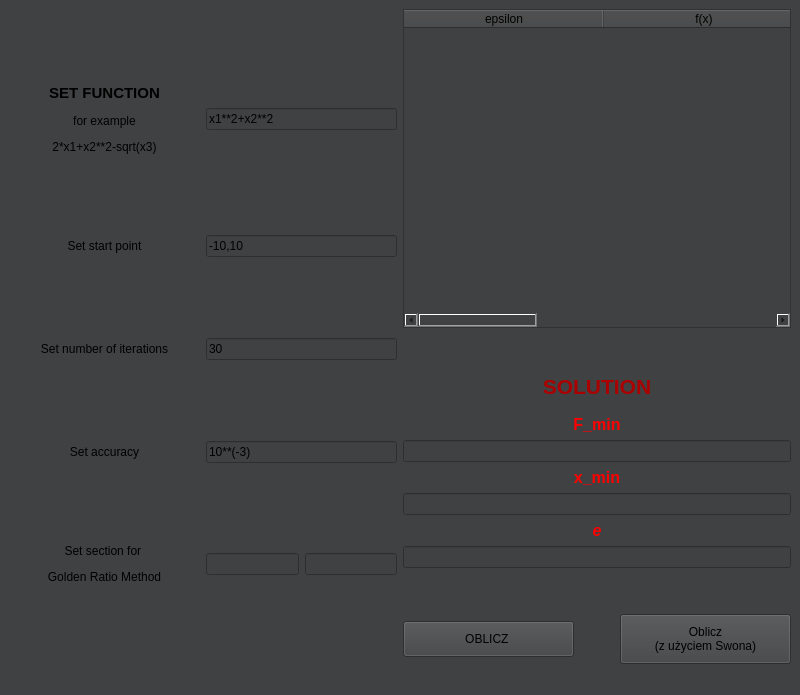
This is form.ui in EmKalin/timo as Qt 5 draws it before an edit. The edited form follows.
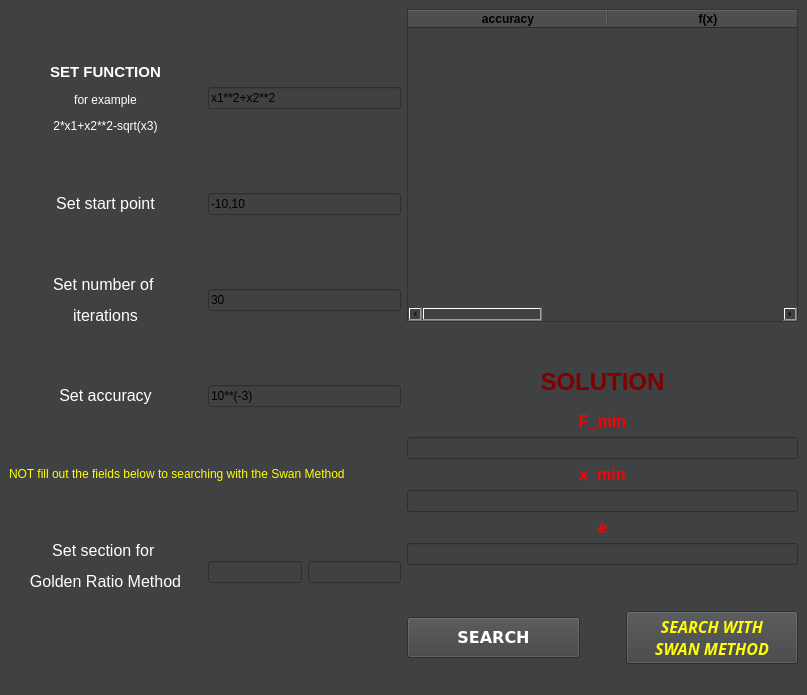
This is the edited form.

```diff
--- a/form.ui
+++ b/form.ui
@@ -6,7 +6,7 @@
    <rect>
     <x>0</x>
     <y>0</y>
-    <width>800</width>
+    <width>807</width>
     <height>695</height>
    </rect>
   </property>
@@ -24,6 +24,178 @@
   </property>
   <widget class="QWidget" name="centralwidget">
    <layout class="QGridLayout" name="gridLayout">
+    <item row="0" column="2">
+     <layout class="QVBoxLayout" name="InputSection">
+      <item>
+       <layout class="QHBoxLayout" name="functionLayout">
+        <item>
+         <widget class="QLabel" name="label_5">
+          <property name="text">
+           <string>&lt;html&gt;&lt;head/&gt;&lt;body&gt;&lt;p&gt;&lt;span style=&quot; font-size:11pt; font-weight:600; color:#ffffff;&quot;&gt;SET FUNCTION&lt;/span&gt;&lt;/p&gt;&lt;p&gt;&lt;span style=&quot; color:#ffffff;&quot;&gt;for example&lt;/span&gt;&lt;/p&gt;&lt;p&gt;&lt;span style=&quot; color:#ffffff;&quot;&gt;2*x1+x2**2-sqrt(x3)&lt;/span&gt;&lt;/p&gt;&lt;/body&gt;&lt;/html&gt;</string>
+          </property>
+          <property name="alignment">
+           <set>Qt::AlignCenter</set>
+          </property>
+         </widget>
+        </item>
+        <item>
+         <widget class="QLineEdit" name="function">
+          <property name="sizePolicy">
+           <sizepolicy hsizetype="Minimum" vsizetype="Maximum">
+            <horstretch>0</horstretch>
+            <verstretch>0</verstretch>
+           </sizepolicy>
+          </property>
+          <property name="maximumSize">
+           <size>
+            <width>16777215</width>
+            <height>16777215</height>
+           </size>
+          </property>
+          <property name="text">
+           <string>x1**2+x2**2</string>
+          </property>
+         </widget>
+        </item>
+       </layout>
+      </item>
+      <item>
+       <layout class="QHBoxLayout" name="startPointLayout">
+        <item>
+         <widget class="QLabel" name="label">
+          <property name="layoutDirection">
+           <enum>Qt::LeftToRight</enum>
+          </property>
+          <property name="text">
+           <string>&lt;html&gt;&lt;head/&gt;&lt;body&gt;&lt;p&gt;&lt;span style=&quot; font-size:12pt; color:#ffffff;&quot;&gt;Set start point&lt;/span&gt;&lt;/p&gt;&lt;/body&gt;&lt;/html&gt;</string>
+          </property>
+          <property name="alignment">
+           <set>Qt::AlignCenter</set>
+          </property>
+         </widget>
+        </item>
+        <item>
+         <widget class="QLineEdit" name="startPoint">
+          <property name="sizePolicy">
+           <sizepolicy hsizetype="Minimum" vsizetype="Fixed">
+            <horstretch>0</horstretch>
+            <verstretch>0</verstretch>
+           </sizepolicy>
+          </property>
+          <property name="text">
+           <string>-10,10</string>
+          </property>
+         </widget>
+        </item>
+       </layout>
+      </item>
+      <item>
+       <layout class="QHBoxLayout" name="iterationLayout">
+        <item>
+         <widget class="QLabel" name="label_2">
+          <property name="text">
+           <string>&lt;html&gt;&lt;head/&gt;&lt;body&gt;&lt;p&gt;&lt;span style=&quot; font-size:12pt; color:#ffffff;&quot;&gt;Set number of &lt;/span&gt;&lt;/p&gt;&lt;p&gt;&lt;span style=&quot; font-size:12pt; color:#ffffff;&quot;&gt;iterations&lt;/span&gt;&lt;/p&gt;&lt;/body&gt;&lt;/html&gt;</string>
+          </property>
+          <property name="alignment">
+           <set>Qt::AlignCenter</set>
+          </property>
+         </widget>
+        </item>
+        <item>
+         <widget class="QLineEdit" name="iteration">
+          <property name="sizePolicy">
+           <sizepolicy hsizetype="Minimum" vsizetype="Fixed">
+            <horstretch>0</horstretch>
+            <verstretch>0</verstretch>
+           </sizepolicy>
+          </property>
+          <property name="text">
+           <string>30</string>
+          </property>
+         </widget>
+        </item>
+       </layout>
+      </item>
+      <item>
+       <layout class="QHBoxLayout" name="accuracyLayout">
+        <item>
+         <widget class="QLabel" name="label_3">
+          <property name="text">
+           <string>&lt;html&gt;&lt;head/&gt;&lt;body&gt;&lt;p&gt;&lt;span style=&quot; font-size:12pt; color:#ffffff;&quot;&gt;Set accuracy&lt;/span&gt;&lt;/p&gt;&lt;/body&gt;&lt;/html&gt;</string>
+          </property>
+          <property name="alignment">
+           <set>Qt::AlignCenter</set>
+          </property>
+         </widget>
+        </item>
+        <item>
+         <widget class="QLineEdit" name="accuracy">
+          <property name="sizePolicy">
+           <sizepolicy hsizetype="Minimum" vsizetype="Fixed">
+            <horstretch>0</horstretch>
+            <verstretch>0</verstretch>
+           </sizepolicy>
+          </property>
+          <property name="text">
+           <string>10**(-3)</string>
+          </property>
+         </widget>
+        </item>
+       </layout>
+      </item>
+      <item>
+       <widget class="QLabel" name="label_9">
+        <property name="sizePolicy">
+         <sizepolicy hsizetype="Preferred" vsizetype="Fixed">
+          <horstretch>0</horstretch>
+          <verstretch>0</verstretch>
+         </sizepolicy>
+        </property>
+        <property name="text">
+         <string>&lt;html&gt;&lt;head/&gt;&lt;body&gt;&lt;p&gt;&lt;span style=&quot; color:#ffff00;&quot;&gt;NOT fill out the fields below to searching with the Swan Method&lt;/span&gt;&lt;/p&gt;&lt;/body&gt;&lt;/html&gt;</string>
+        </property>
+       </widget>
+      </item>
+      <item>
+       <layout class="QHBoxLayout" name="sectionLayout">
+        <item>
+         <widget class="QLabel" name="label_4">
+          <property name="text">
+           <string>&lt;html&gt;&lt;head/&gt;&lt;body&gt;&lt;p&gt;&lt;span style=&quot; font-size:12pt; color:#ffffff;&quot;&gt;Set section for &lt;/span&gt;&lt;/p&gt;&lt;p&gt;&lt;span style=&quot; font-size:12pt; color:#ffffff;&quot;&gt;Golden Ratio Method&lt;/span&gt;&lt;br/&gt;&lt;/p&gt;&lt;/body&gt;&lt;/html&gt;</string>
+          </property>
+          <property name="alignment">
+           <set>Qt::AlignCenter</set>
+          </property>
+         </widget>
+        </item>
+        <item>
+         <layout class="QHBoxLayout" name="horizontalLayout_3">
+          <item>
+           <widget class="QLineEdit" name="sectionA">
+            <property name="sizePolicy">
+             <sizepolicy hsizetype="Ignored" vsizetype="Fixed">
+              <horstretch>0</horstretch>
+              <verstretch>0</verstretch>
+             </sizepolicy>
+            </property>
+           </widget>
+          </item>
+          <item>
+           <widget class="QLineEdit" name="sectionB">
+            <property name="sizePolicy">
+             <sizepolicy hsizetype="Ignored" vsizetype="Fixed">
+              <horstretch>0</horstretch>
+              <verstretch>0</verstretch>
+             </sizepolicy>
+            </property>
+           </widget>
+          </item>
+         </layout>
+        </item>
+       </layout>
+      </item>
+     </layout>
+    </item>
     <item row="0" column="3">
      <layout class="QVBoxLayout" name="solutionSection">
       <item>
@@ -36,6 +208,11 @@
             <verstretch>0</verstretch>
            </sizepolicy>
           </property>
+          <property name="styleSheet">
+           <string notr="true">border-color: rgb(170, 0, 0);
+gridline-color: rgb(170, 0, 0);
+</string>
+          </property>
           <property name="verticalScrollBarPolicy">
            <enum>Qt::ScrollBarAsNeeded</enum>
           </property>
@@ -54,6 +231,9 @@
           <property name="defaultDropAction">
            <enum>Qt::IgnoreAction</enum>
           </property>
+          <property name="alternatingRowColors">
+           <bool>false</bool>
+          </property>
           <property name="horizontalScrollMode">
            <enum>QAbstractItemView::ScrollPerItem</enum>
           </property>
@@ -80,18 +260,36 @@
           </attribute>
           <column>
            <property name="text">
-            <string>epsilon</string>
+            <string>accuracy</string>
+           </property>
+           <property name="font">
+            <font>
+             <weight>75</weight>
+             <bold>true</bold>
+            </font>
            </property>
           </column>
           <column>
            <property name="text">
             <string>f(x)</string>
            </property>
+           <property name="font">
+            <font>
+             <weight>75</weight>
+             <bold>true</bold>
+            </font>
+           </property>
           </column>
           <column>
            <property name="text">
             <string>x</string>
            </property>
+           <property name="font">
+            <font>
+             <weight>75</weight>
+             <bold>true</bold>
+            </font>
+           </property>
           </column>
          </widget>
         </item>
@@ -122,7 +320,7 @@
 padding: 10px</string>
           </property>
           <property name="text">
-           <string>&lt;html&gt;&lt;head/&gt;&lt;body&gt;&lt;p align=&quot;center&quot;&gt;&lt;span style=&quot; font-size:16pt; font-weight:600; color:#aa0000;&quot;&gt;SOLUTION&lt;/span&gt;&lt;/p&gt;&lt;/body&gt;&lt;/html&gt;</string>
+           <string>&lt;html&gt;&lt;head/&gt;&lt;body&gt;&lt;p align=&quot;center&quot;&gt;&lt;span style=&quot; font-size:18pt; font-weight:600; color:#7f0000;&quot;&gt;SOLUTION&lt;/span&gt;&lt;/p&gt;&lt;/body&gt;&lt;/html&gt;</string>
           </property>
           <property name="alignment">
            <set>Qt::AlignCenter</set>
@@ -150,6 +348,12 @@
             <verstretch>0</verstretch>
            </sizepolicy>
           </property>
+          <property name="alignment">
+           <set>Qt::AlignCenter</set>
+          </property>
+          <property name="readOnly">
+           <bool>true</bool>
+          </property>
          </widget>
         </item>
         <item>
@@ -202,6 +406,9 @@
             <verstretch>0</verstretch>
            </sizepolicy>
           </property>
+          <property name="readOnly">
+           <bool>true</bool>
+          </property>
          </widget>
         </item>
        </layout>
@@ -232,11 +439,465 @@
             <verstretch>0</verstretch>
            </sizepolicy>
           </property>
+          <property name="palette">
+           <palette>
+            <active>
+             <colorrole role="WindowText">
+              <brush brushstyle="SolidPattern">
+               <color alpha="255">
+                <red>255</red>
+                <green>255</green>
+                <blue>255</blue>
+               </color>
+              </brush>
+             </colorrole>
+             <colorrole role="Button">
+              <brush brushstyle="SolidPattern">
+               <color alpha="255">
+                <red>94</red>
+                <green>94</green>
+                <blue>94</blue>
+               </color>
+              </brush>
+             </colorrole>
+             <colorrole role="Light">
+              <brush brushstyle="SolidPattern">
+               <color alpha="255">
+                <red>141</red>
+                <green>141</green>
+                <blue>141</blue>
+               </color>
+              </brush>
+             </colorrole>
+             <colorrole role="Midlight">
+              <brush brushstyle="SolidPattern">
+               <color alpha="255">
+                <red>117</red>
+                <green>117</green>
+                <blue>117</blue>
+               </color>
+              </brush>
+             </colorrole>
+             <colorrole role="Dark">
+              <brush brushstyle="SolidPattern">
+               <color alpha="255">
+                <red>47</red>
+                <green>47</green>
+                <blue>47</blue>
+               </color>
+              </brush>
+             </colorrole>
+             <colorrole role="Mid">
+              <brush brushstyle="SolidPattern">
+               <color alpha="255">
+                <red>63</red>
+                <green>63</green>
+                <blue>63</blue>
+               </color>
+              </brush>
+             </colorrole>
+             <colorrole role="Text">
+              <brush brushstyle="SolidPattern">
+               <color alpha="255">
+                <red>255</red>
+                <green>255</green>
+                <blue>255</blue>
+               </color>
+              </brush>
+             </colorrole>
+             <colorrole role="BrightText">
+              <brush brushstyle="SolidPattern">
+               <color alpha="255">
+                <red>255</red>
+                <green>255</green>
+                <blue>255</blue>
+               </color>
+              </brush>
+             </colorrole>
+             <colorrole role="ButtonText">
+              <brush brushstyle="SolidPattern">
+               <color alpha="255">
+                <red>255</red>
+                <green>255</green>
+                <blue>255</blue>
+               </color>
+              </brush>
+             </colorrole>
+             <colorrole role="Base">
+              <brush brushstyle="SolidPattern">
+               <color alpha="255">
+                <red>0</red>
+                <green>0</green>
+                <blue>0</blue>
+               </color>
+              </brush>
+             </colorrole>
+             <colorrole role="Window">
+              <brush brushstyle="SolidPattern">
+               <color alpha="255">
+                <red>94</red>
+                <green>94</green>
+                <blue>94</blue>
+               </color>
+              </brush>
+             </colorrole>
+             <colorrole role="Shadow">
+              <brush brushstyle="SolidPattern">
+               <color alpha="255">
+                <red>0</red>
+                <green>0</green>
+                <blue>0</blue>
+               </color>
+              </brush>
+             </colorrole>
+             <colorrole role="AlternateBase">
+              <brush brushstyle="SolidPattern">
+               <color alpha="255">
+                <red>47</red>
+                <green>47</green>
+                <blue>47</blue>
+               </color>
+              </brush>
+             </colorrole>
+             <colorrole role="ToolTipBase">
+              <brush brushstyle="SolidPattern">
+               <color alpha="255">
+                <red>255</red>
+                <green>255</green>
+                <blue>220</blue>
+               </color>
+              </brush>
+             </colorrole>
+             <colorrole role="ToolTipText">
+              <brush brushstyle="SolidPattern">
+               <color alpha="255">
+                <red>0</red>
+                <green>0</green>
+                <blue>0</blue>
+               </color>
+              </brush>
+             </colorrole>
+             <colorrole role="PlaceholderText">
+              <brush brushstyle="SolidPattern">
+               <color alpha="128">
+                <red>255</red>
+                <green>255</green>
+                <blue>255</blue>
+               </color>
+              </brush>
+             </colorrole>
+            </active>
+            <inactive>
+             <colorrole role="WindowText">
+              <brush brushstyle="SolidPattern">
+               <color alpha="255">
+                <red>255</red>
+                <green>255</green>
+                <blue>255</blue>
+               </color>
+              </brush>
+             </colorrole>
+             <colorrole role="Button">
+              <brush brushstyle="SolidPattern">
+               <color alpha="255">
+                <red>94</red>
+                <green>94</green>
+                <blue>94</blue>
+               </color>
+              </brush>
+             </colorrole>
+             <colorrole role="Light">
+              <brush brushstyle="SolidPattern">
+               <color alpha="255">
+                <red>141</red>
+                <green>141</green>
+                <blue>141</blue>
+               </color>
+              </brush>
+             </colorrole>
+             <colorrole role="Midlight">
+              <brush brushstyle="SolidPattern">
+               <color alpha="255">
+                <red>117</red>
+                <green>117</green>
+                <blue>117</blue>
+               </color>
+              </brush>
+             </colorrole>
+             <colorrole role="Dark">
+              <brush brushstyle="SolidPattern">
+               <color alpha="255">
+                <red>47</red>
+                <green>47</green>
+                <blue>47</blue>
+               </color>
+              </brush>
+             </colorrole>
+             <colorrole role="Mid">
+              <brush brushstyle="SolidPattern">
+               <color alpha="255">
+                <red>63</red>
+                <green>63</green>
+                <blue>63</blue>
+               </color>
+              </brush>
+             </colorrole>
+             <colorrole role="Text">
+              <brush brushstyle="SolidPattern">
+               <color alpha="255">
+                <red>255</red>
+                <green>255</green>
+                <blue>255</blue>
+               </color>
+              </brush>
+             </colorrole>
+             <colorrole role="BrightText">
+              <brush brushstyle="SolidPattern">
+               <color alpha="255">
+                <red>255</red>
+                <green>255</green>
+                <blue>255</blue>
+               </color>
+              </brush>
+             </colorrole>
+             <colorrole role="ButtonText">
+              <brush brushstyle="SolidPattern">
+               <color alpha="255">
+                <red>255</red>
+                <green>255</green>
+                <blue>255</blue>
+               </color>
+              </brush>
+             </colorrole>
+             <colorrole role="Base">
+              <brush brushstyle="SolidPattern">
+               <color alpha="255">
+                <red>0</red>
+                <green>0</green>
+                <blue>0</blue>
+               </color>
+              </brush>
+             </colorrole>
+             <colorrole role="Window">
+              <brush brushstyle="SolidPattern">
+               <color alpha="255">
+                <red>94</red>
+                <green>94</green>
+                <blue>94</blue>
+               </color>
+              </brush>
+             </colorrole>
+             <colorrole role="Shadow">
+              <brush brushstyle="SolidPattern">
+               <color alpha="255">
+                <red>0</red>
+                <green>0</green>
+                <blue>0</blue>
+               </color>
+              </brush>
+             </colorrole>
+             <colorrole role="AlternateBase">
+              <brush brushstyle="SolidPattern">
+               <color alpha="255">
+                <red>47</red>
+                <green>47</green>
+                <blue>47</blue>
+               </color>
+              </brush>
+             </colorrole>
+             <colorrole role="ToolTipBase">
+              <brush brushstyle="SolidPattern">
+               <color alpha="255">
+                <red>255</red>
+                <green>255</green>
+                <blue>220</blue>
+               </color>
+              </brush>
+             </colorrole>
+             <colorrole role="ToolTipText">
+              <brush brushstyle="SolidPattern">
+               <color alpha="255">
+                <red>0</red>
+                <green>0</green>
+                <blue>0</blue>
+               </color>
+              </brush>
+             </colorrole>
+             <colorrole role="PlaceholderText">
+              <brush brushstyle="SolidPattern">
+               <color alpha="128">
+                <red>255</red>
+                <green>255</green>
+                <blue>255</blue>
+               </color>
+              </brush>
+             </colorrole>
+            </inactive>
+            <disabled>
+             <colorrole role="WindowText">
+              <brush brushstyle="SolidPattern">
+               <color alpha="255">
+                <red>47</red>
+                <green>47</green>
+                <blue>47</blue>
+               </color>
+              </brush>
+             </colorrole>
+             <colorrole role="Button">
+              <brush brushstyle="SolidPattern">
+               <color alpha="255">
+                <red>94</red>
+                <green>94</green>
+                <blue>94</blue>
+               </color>
+              </brush>
+             </colorrole>
+             <colorrole role="Light">
+              <brush brushstyle="SolidPattern">
+               <color alpha="255">
+                <red>141</red>
+                <green>141</green>
+                <blue>141</blue>
+               </color>
+              </brush>
+             </colorrole>
+             <colorrole role="Midlight">
+              <brush brushstyle="SolidPattern">
+               <color alpha="255">
+                <red>117</red>
+                <green>117</green>
+                <blue>117</blue>
+               </color>
+              </brush>
+             </colorrole>
+             <colorrole role="Dark">
+              <brush brushstyle="SolidPattern">
+               <color alpha="255">
+                <red>47</red>
+                <green>47</green>
+                <blue>47</blue>
+               </color>
+              </brush>
+             </colorrole>
+             <colorrole role="Mid">
+              <brush brushstyle="SolidPattern">
+               <color alpha="255">
+                <red>63</red>
+                <green>63</green>
+                <blue>63</blue>
+               </color>
+              </brush>
+             </colorrole>
+             <colorrole role="Text">
+              <brush brushstyle="SolidPattern">
+               <color alpha="255">
+                <red>47</red>
+                <green>47</green>
+                <blue>47</blue>
+               </color>
+              </brush>
+             </colorrole>
+             <colorrole role="BrightText">
+              <brush brushstyle="SolidPattern">
+               <color alpha="255">
+                <red>255</red>
+                <green>255</green>
+                <blue>255</blue>
+               </color>
+              </brush>
+             </colorrole>
+             <colorrole role="ButtonText">
+              <brush brushstyle="SolidPattern">
+               <color alpha="255">
+                <red>47</red>
+                <green>47</green>
+                <blue>47</blue>
+               </color>
+              </brush>
+             </colorrole>
+             <colorrole role="Base">
+              <brush brushstyle="SolidPattern">
+               <color alpha="255">
+                <red>94</red>
+                <green>94</green>
+                <blue>94</blue>
+               </color>
+              </brush>
+             </colorrole>
+             <colorrole role="Window">
+              <brush brushstyle="SolidPattern">
+               <color alpha="255">
+                <red>94</red>
+                <green>94</green>
+                <blue>94</blue>
+               </color>
+              </brush>
+             </colorrole>
+             <colorrole role="Shadow">
+              <brush brushstyle="SolidPattern">
+               <color alpha="255">
+                <red>0</red>
+                <green>0</green>
+                <blue>0</blue>
+               </color>
+              </brush>
+             </colorrole>
+             <colorrole role="AlternateBase">
+              <brush brushstyle="SolidPattern">
+               <color alpha="255">
+                <red>94</red>
+                <green>94</green>
+                <blue>94</blue>
+               </color>
+              </brush>
+             </colorrole>
+             <colorrole role="ToolTipBase">
+              <brush brushstyle="SolidPattern">
+               <color alpha="255">
+                <red>255</red>
+                <green>255</green>
+                <blue>220</blue>
+               </color>
+              </brush>
+             </colorrole>
+             <colorrole role="ToolTipText">
+              <brush brushstyle="SolidPattern">
+               <color alpha="255">
+                <red>0</red>
+                <green>0</green>
+                <blue>0</blue>
+               </color>
+              </brush>
+             </colorrole>
+             <colorrole role="PlaceholderText">
+              <brush brushstyle="SolidPattern">
+               <color alpha="128">
+                <red>255</red>
+                <green>255</green>
+                <blue>255</blue>
+               </color>
+              </brush>
+             </colorrole>
+            </disabled>
+           </palette>
+          </property>
+          <property name="font">
+           <font>
+            <family>DejaVu Sans</family>
+            <pointsize>12</pointsize>
+            <weight>75</weight>
+            <bold>true</bold>
+           </font>
+          </property>
+          <property name="autoFillBackground">
+           <bool>true</bool>
+          </property>
           <property name="styleSheet">
-           <string notr="true">padding: 10px</string>
+           <string notr="true">padding: 10px
+</string>
           </property>
           <property name="text">
-           <string>OBLICZ </string>
+           <string>SEARCH</string>
           </property>
          </widget>
         </item>
@@ -264,167 +925,156 @@
             <verstretch>0</verstretch>
            </sizepolicy>
           </property>
-          <property name="styleSheet">
-           <string notr="true">padding: 10px</string>
+          <property name="palette">
+           <palette>
+            <active>
+             <colorrole role="Button">
+              <brush brushstyle="SolidPattern">
+               <color alpha="255">
+                <red>64</red>
+                <green>65</green>
+                <blue>66</blue>
+               </color>
+              </brush>
+             </colorrole>
+             <colorrole role="ButtonText">
+              <brush brushstyle="SolidPattern">
+               <color alpha="255">
+                <red>255</red>
+                <green>255</green>
+                <blue>0</blue>
+               </color>
+              </brush>
+             </colorrole>
+             <colorrole role="Base">
+              <brush brushstyle="SolidPattern">
+               <color alpha="255">
+                <red>64</red>
+                <green>65</green>
+                <blue>66</blue>
+               </color>
+              </brush>
+             </colorrole>
+             <colorrole role="Window">
+              <brush brushstyle="SolidPattern">
+               <color alpha="255">
+                <red>64</red>
+                <green>65</green>
+                <blue>66</blue>
+               </color>
+              </brush>
+             </colorrole>
+            </active>
+            <inactive>
+             <colorrole role="Button">
+              <brush brushstyle="SolidPattern">
+               <color alpha="255">
+                <red>64</red>
+                <green>65</green>
+                <blue>66</blue>
+               </color>
+              </brush>
+             </colorrole>
+             <colorrole role="ButtonText">
+              <brush brushstyle="SolidPattern">
+               <color alpha="255">
+                <red>255</red>
+                <green>255</green>
+                <blue>0</blue>
+               </color>
+              </brush>
+             </colorrole>
+             <colorrole role="Base">
+              <brush brushstyle="SolidPattern">
+               <color alpha="255">
+                <red>64</red>
+                <green>65</green>
+                <blue>66</blue>
+               </color>
+              </brush>
+             </colorrole>
+             <colorrole role="Window">
+              <brush brushstyle="SolidPattern">
+               <color alpha="255">
+                <red>64</red>
+                <green>65</green>
+                <blue>66</blue>
+               </color>
+              </brush>
+             </colorrole>
+            </inactive>
+            <disabled>
+             <colorrole role="Button">
+              <brush brushstyle="SolidPattern">
+               <color alpha="255">
+                <red>64</red>
+                <green>65</green>
+                <blue>66</blue>
+               </color>
+              </brush>
+             </colorrole>
+             <colorrole role="ButtonText">
+              <brush brushstyle="SolidPattern">
+               <color alpha="255">
+                <red>190</red>
+                <green>190</green>
+                <blue>190</blue>
+               </color>
+              </brush>
+             </colorrole>
+             <colorrole role="Base">
+              <brush brushstyle="SolidPattern">
+               <color alpha="255">
+                <red>64</red>
+                <green>65</green>
+                <blue>66</blue>
+               </color>
+              </brush>
+             </colorrole>
+             <colorrole role="Window">
+              <brush brushstyle="SolidPattern">
+               <color alpha="255">
+                <red>64</red>
+                <green>65</green>
+                <blue>66</blue>
+               </color>
+              </brush>
+             </colorrole>
+            </disabled>
+           </palette>
           </property>
-          <property name="text">
-           <string>Oblicz 
-(z użyciem Swona)</string>
+          <property name="font">
+           <font>
+            <family>Waree</family>
+            <pointsize>12</pointsize>
+            <weight>75</weight>
+            <italic>true</italic>
+            <bold>true</bold>
+           </font>
           </property>
-         </widget>
-        </item>
-       </layout>
-      </item>
-     </layout>
-    </item>
-    <item row="0" column="2">
-     <layout class="QVBoxLayout" name="InputSection">
-      <item>
-       <layout class="QHBoxLayout" name="functionLayout">
-        <item>
-         <widget class="QLabel" name="label_5">
-          <property name="text">
-           <string>&lt;html&gt;&lt;head/&gt;&lt;body&gt;&lt;p&gt;&lt;span style=&quot; font-size:11pt; font-weight:600;&quot;&gt;SET FUNCTION&lt;/span&gt;&lt;/p&gt;&lt;p&gt;for example&lt;/p&gt;&lt;p&gt;2*x1+x2**2-sqrt(x3)&lt;/p&gt;&lt;/body&gt;&lt;/html&gt;</string>
+          <property name="focusPolicy">
+           <enum>Qt::ClickFocus</enum>
           </property>
-          <property name="alignment">
-           <set>Qt::AlignCenter</set>
+          <property name="contextMenuPolicy">
+           <enum>Qt::DefaultContextMenu</enum>
           </property>
-         </widget>
-        </item>
-        <item>
-         <widget class="QLineEdit" name="function">
-          <property name="sizePolicy">
-           <sizepolicy hsizetype="Minimum" vsizetype="Fixed">
-            <horstretch>0</horstretch>
-            <verstretch>0</verstretch>
-           </sizepolicy>
-          </property>
-          <property name="text">
-           <string>x1**2+x2**2</string>
-          </property>
-         </widget>
-        </item>
-       </layout>
-      </item>
-      <item>
-       <layout class="QHBoxLayout" name="startPointLayout">
-        <item>
-         <widget class="QLabel" name="label">
           <property name="layoutDirection">
-           <enum>Qt::LeftToRight</enum>
+           <enum>Qt::RightToLeft</enum>
           </property>
-          <property name="text">
-           <string>Set start point</string>
+          <property name="autoFillBackground">
+           <bool>false</bool>
           </property>
-          <property name="alignment">
-           <set>Qt::AlignCenter</set>
+          <property name="styleSheet">
+           <string notr="true"/>
           </property>
-         </widget>
-        </item>
-        <item>
-         <widget class="QLineEdit" name="startPoint">
-          <property name="sizePolicy">
-           <sizepolicy hsizetype="Minimum" vsizetype="Fixed">
-            <horstretch>0</horstretch>
-            <verstretch>0</verstretch>
-           </sizepolicy>
-          </property>
           <property name="text">
-           <string>-10,10</string>
+           <string>SEARCH WITH 
+SWAN METHOD</string>
           </property>
-         </widget>
-        </item>
-       </layout>
-      </item>
-      <item>
-       <layout class="QHBoxLayout" name="iterationLayout">
-        <item>
-         <widget class="QLabel" name="label_2">
-          <property name="text">
-           <string>Set number of iterations</string>
+          <property name="checkable">
+           <bool>false</bool>
           </property>
-          <property name="alignment">
-           <set>Qt::AlignCenter</set>
-          </property>
          </widget>
-        </item>
-        <item>
-         <widget class="QLineEdit" name="iteration">
-          <property name="sizePolicy">
-           <sizepolicy hsizetype="Minimum" vsizetype="Fixed">
-            <horstretch>0</horstretch>
-            <verstretch>0</verstretch>
-           </sizepolicy>
-          </property>
-          <property name="text">
-           <string>30</string>
-          </property>
-         </widget>
-        </item>
-       </layout>
-      </item>
-      <item>
-       <layout class="QHBoxLayout" name="accuracyLayout">
-        <item>
-         <widget class="QLabel" name="label_3">
-          <property name="text">
-           <string>&lt;html&gt;&lt;head/&gt;&lt;body&gt;&lt;p&gt;Set accuracy&lt;/p&gt;&lt;/body&gt;&lt;/html&gt;</string>
-          </property>
-          <property name="alignment">
-           <set>Qt::AlignCenter</set>
-          </property>
-         </widget>
-        </item>
-        <item>
-         <widget class="QLineEdit" name="accuracy">
-          <property name="sizePolicy">
-           <sizepolicy hsizetype="Minimum" vsizetype="Fixed">
-            <horstretch>0</horstretch>
-            <verstretch>0</verstretch>
-           </sizepolicy>
-          </property>
-          <property name="text">
-           <string>10**(-3)</string>
-          </property>
-         </widget>
-        </item>
-       </layout>
-      </item>
-      <item>
-       <layout class="QHBoxLayout" name="sectionLayout">
-        <item>
-         <widget class="QLabel" name="label_4">
-          <property name="text">
-           <string>&lt;html&gt;&lt;head/&gt;&lt;body&gt;&lt;p&gt;Set section for &lt;/p&gt;&lt;p&gt;Golden Ratio Method&lt;/p&gt;&lt;/body&gt;&lt;/html&gt;</string>
-          </property>
-          <property name="alignment">
-           <set>Qt::AlignCenter</set>
-          </property>
-         </widget>
-        </item>
-        <item>
-         <layout class="QHBoxLayout" name="horizontalLayout_3">
-          <item>
-           <widget class="QLineEdit" name="sectionA">
-            <property name="sizePolicy">
-             <sizepolicy hsizetype="Ignored" vsizetype="Fixed">
-              <horstretch>0</horstretch>
-              <verstretch>0</verstretch>
-             </sizepolicy>
-            </property>
-           </widget>
-          </item>
-          <item>
-           <widget class="QLineEdit" name="sectionB">
-            <property name="sizePolicy">
-             <sizepolicy hsizetype="Ignored" vsizetype="Fixed">
-              <horstretch>0</horstretch>
-              <verstretch>0</verstretch>
-             </sizepolicy>
-            </property>
-           </widget>
-          </item>
-         </layout>
         </item>
        </layout>
       </item>
@@ -437,7 +1087,7 @@
     <rect>
      <x>0</x>
      <y>0</y>
-     <width>800</width>
+     <width>807</width>
      <height>20</height>
     </rect>
    </property>
```
